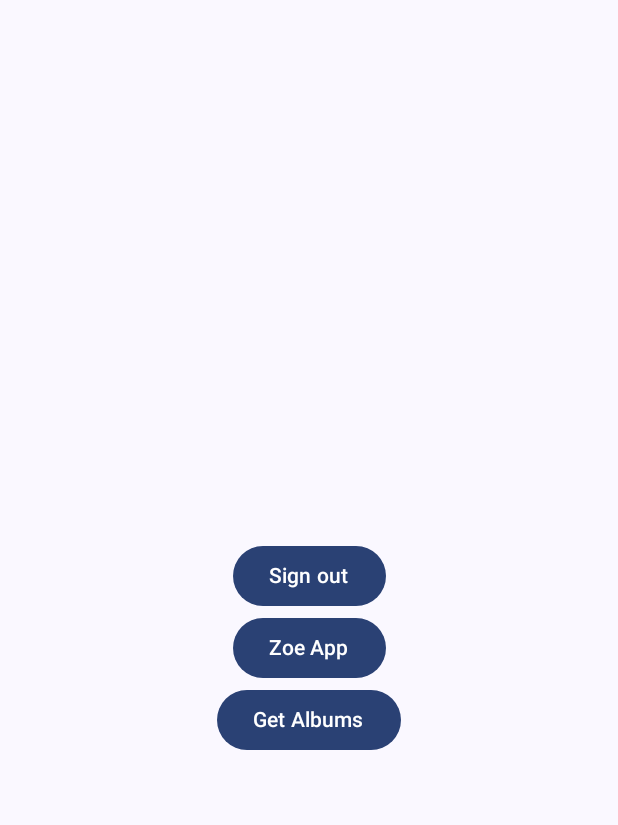
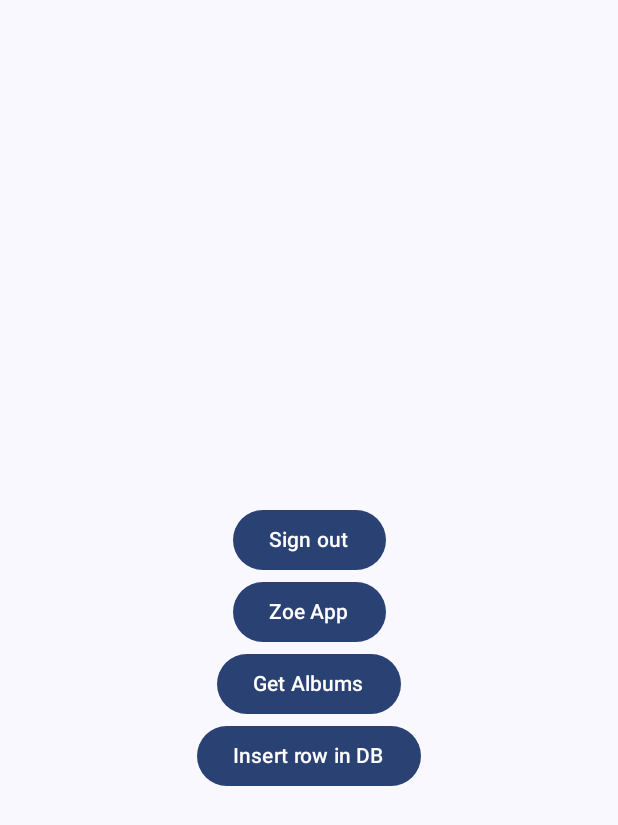
Before and after one commit to vschouppe/Mobile, an Android app built with Jetpack Compose: the ProfileScreen screen opened through its navigation route, on a phone screen of 412 x 824 dp. Shown: the top 825 px of the screen. Run offline under Robolectric (Android 15) with nearby library versions, the light colour scheme and no system bars; our stand-ins replace Firebase (no records; nobody signed in at launch, a user with empty details on screens opened directly); libraries missing offline, so code that uses them is left out: io.github.jan.supabase; pictures from the network do not load.

Commit message:
ArtAppSurprise: write login details to supabase login DB

```diff
--- a/app/build.gradle.kts
+++ b/app/build.gradle.kts
@@ -96,4 +96,9 @@ dependencies {
     debugImplementation("androidx.compose.ui:ui-tooling")
     debugImplementation("androidx.compose.ui:ui-test-manifest")
 
+    implementation(platform("io.github.jan-tennert.supabase:bom:2.1.3"))
+    implementation("io.github.jan-tennert.supabase:postgrest-kt")
+    implementation("io.github.jan-tennert.supabase:gotrue-kt:2.1.3")
+    implementation("io.ktor:ktor-client-android:2.3.8")
+
 }
--- a/app/src/main/java/com/vschouppe/artapp/ArtApp.kt
+++ b/app/src/main/java/com/vschouppe/artapp/ArtApp.kt
@@ -3,7 +3,6 @@ package com.vschouppe.artapp
 import android.Manifest
 import android.annotation.SuppressLint
 import android.content.pm.PackageManager
-import android.credentials.GetCredentialException
 import android.location.Address
 import android.location.Geocoder
 import android.location.Location
@@ -17,20 +16,12 @@ import androidx.activity.result.IntentSenderRequest
 import androidx.activity.result.contract.ActivityResultContracts
 import androidx.annotation.RequiresApi
 import androidx.compose.foundation.layout.fillMaxSize
-import androidx.compose.material3.Button
 import androidx.compose.material3.MaterialTheme
 import androidx.compose.material3.Surface
-import androidx.compose.material3.Text
-import androidx.compose.runtime.Composable
 import androidx.compose.runtime.LaunchedEffect
 import androidx.compose.runtime.getValue
-import androidx.compose.runtime.rememberCoroutineScope
 import androidx.compose.ui.Modifier
-import androidx.compose.ui.platform.LocalContext
-import androidx.compose.ui.res.stringResource
 import androidx.core.app.ActivityCompat
-import androidx.credentials.CredentialManager
-import androidx.credentials.GetCredentialRequest
 import androidx.lifecycle.compose.collectAsStateWithLifecycle
 import androidx.lifecycle.lifecycleScope
 import androidx.lifecycle.viewmodel.compose.viewModel
@@ -43,8 +34,6 @@ import com.google.android.gms.auth.api.signin.GoogleSignInOptions
 import com.google.android.gms.common.api.Scope
 import com.google.android.gms.location.LocationAvailability
 import com.google.android.gms.location.LocationServices
-import com.google.android.libraries.identity.googleid.GetGoogleIdOption
-import com.google.android.libraries.identity.googleid.GoogleIdTokenCredential
 import com.vschouppe.artapp.profile.ProfileScreen
 import com.vschouppe.artapp.signin.GoogleAuthUiClient
 import com.vschouppe.artapp.signin.SignInResult
@@ -53,13 +42,24 @@ import com.vschouppe.artapp.signin.SignInViewModel
 import com.vschouppe.artapp.signin.UserAddress
 import com.vschouppe.artapp.theme.MobileAppsPlaygroundTheme
 import com.vschouppe.artapp.zoe.ArtWindow
+import io.github.jan.supabase.createSupabaseClient
+import io.github.jan.supabase.gotrue.Auth
+import io.github.jan.supabase.postgrest.Postgrest
 import kotlinx.coroutines.delay
 import kotlinx.coroutines.launch
 import retrofit2.HttpException
 import java.io.IOException
-import java.security.MessageDigest
-import java.util.UUID
 
+
+val supabase = createSupabaseClient(
+    supabaseUrl = "https://seklykjnuhwrcsrwbbst.supabase.co",
+    supabaseKey = "eyJhbGciOiJIUzI1NiIsInR5cCI6IkpXVCJ9.eyJpc3MiOiJzdXBhYmFzZSIsInJlZiI6InNla2x5a2pudWh3cmNzcndiYnN0Iiwicm9sZSI6ImFub24iLCJpYXQiOjE3MDgwNTAwMjcsImV4cCI6MjAyMzYyNjAyN30.M-yIZB72FkSkLv3onuRcWISr4l1UTbG8SOUtzOOCyLc"
+) {
+    install(Auth){
+
+    }
+    install(Postgrest){}
+}
 
 class ArtApp : ComponentActivity() {
 
--- a/app/src/main/java/com/vschouppe/artapp/profile/ProfileScreen.kt
+++ b/app/src/main/java/com/vschouppe/artapp/profile/ProfileScreen.kt
@@ -20,6 +20,7 @@ import androidx.compose.ui.unit.sp
 import coil.compose.AsyncImage
 import com.vschouppe.artapp.R
 import com.vschouppe.artapp.signin.UserData
+import com.vschouppe.artapp.supabase.database.dbButton
 
 @Composable
 fun ProfileScreen(
@@ -63,5 +64,6 @@ fun ProfileScreen(
         Button(onClick = loadAlbums) {
             Text(text = stringResource(id = R.string.action_load_albums))
         }
+        dbButton()
     }
 }
--- /dev/null
+++ b/app/src/main/java/com/vschouppe/artapp/supabase/database/DatabaseScreen.kt
@@ -0,0 +1,37 @@
+package com.vschouppe.artapp.supabase.database
+
+import android.util.Log
+import androidx.compose.material3.Button
+import androidx.compose.material3.Text
+import androidx.compose.runtime.Composable
+import androidx.compose.runtime.rememberCoroutineScope
+import androidx.compose.ui.platform.LocalContext
+import androidx.compose.ui.res.stringResource
+import com.vschouppe.artapp.R
+import com.vschouppe.artapp.supabase
+import io.github.jan.supabase.exceptions.NotFoundRestException
+import io.github.jan.supabase.exceptions.RestException
+import io.github.jan.supabase.gotrue.auth
+import io.github.jan.supabase.postgrest.from
+import kotlinx.coroutines.launch
+
+@Composable
+fun dbButton(){
+    val coroutineScope = rememberCoroutineScope()
+    Button(
+        onClick = {
+                Log.d("DB_WRITE","pre writing to DB ")
+                coroutineScope.launch {
+                    try {
+                        supabase.from("login").insert(mapOf("content" to "LOGIN"))
+                        Log.d("DB_WRITE","Written to DB ")
+                    }catch(e: RestException){
+                        Log.e("DB_WRITE","something went wrong + ${e}")
+                    }catch(e: NotFoundRestException){
+                        Log.e("DB_WRITE","something went wrong + ${e}")                    }
+                }
+        }
+    ){
+        Text("Insert row in DB")
+    }
+}
--- a/app/src/main/res/values/strings.xml
+++ b/app/src/main/res/values/strings.xml
@@ -38,6 +38,8 @@
     <string name="google_signed_in">You are logged into Google</string>
     <string name="google_signed_in_failed">Your google sign in failed</string>
 
+<!--    supabase-->
+    <string name="table_name_login">login</string>
 
 
 </resources>
```
Also changed, not shown: app/src/main/java/com/vschouppe/artapp/signin/GoogleAuthUiClient.kt (+25 -3 lines).
